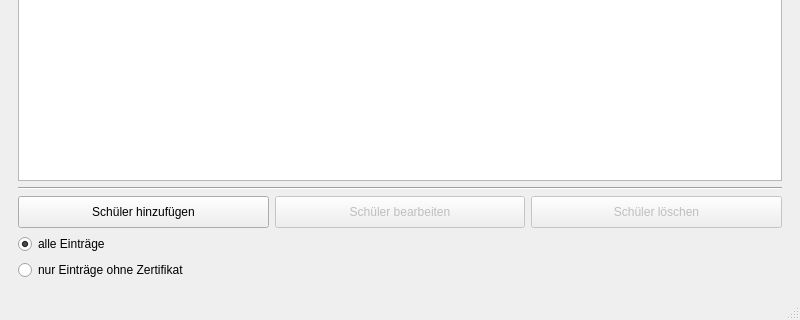
Old version of the form mainwindow.ui in the repository MCG-Dallgow/MINT-Manager; both pictures show x 0 to 800 and y 280 to 600 of the 800 by 600 pixel window.
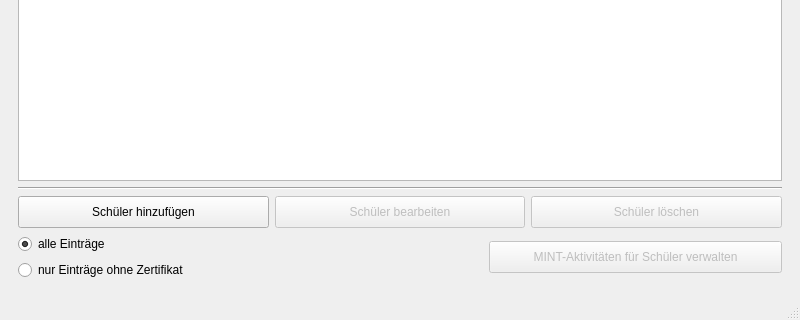
New version of the form.

Commit message: Add dialog to manage MINT activities of student

```diff
--- a/mainwindow.ui
+++ b/mainwindow.ui
@@ -17,12 +17,6 @@
    <layout class="QVBoxLayout" name="verticalLayout">
     <item>
      <widget class="QTabWidget" name="tabWidget">
-      <property name="autoFillBackground">
-       <bool>false</bool>
-      </property>
-      <property name="tabShape">
-       <enum>QTabWidget::Rounded</enum>
-      </property>
       <property name="currentIndex">
        <number>1</number>
       </property>
@@ -172,6 +166,8 @@
          </layout>
         </item>
         <item>
+         <layout class="QHBoxLayout" name="horizontalLayout_3">
+          <item>
          <layout class="QVBoxLayout" name="verticalLayout_2">
           <item>
            <widget class="QRadioButton" name="rbAllEntries">
@@ -190,6 +186,55 @@
            <widget class="QRadioButton" name="rbOnlyWithoutCert">
             <property name="text">
              <string>nur Einträge ohne Zertifikat</string>
+              </property>
+             </widget>
+            </item>
+           </layout>
+          </item>
+          <item>
+           <spacer name="horizontalSpacer_2">
+            <property name="orientation">
+             <enum>Qt::Horizontal</enum>
+            </property>
+            <property name="sizeHint" stdset="0">
+             <size>
+              <width>0</width>
+              <height>0</height>
+             </size>
+            </property>
+           </spacer>
+          </item>
+          <item>
+           <widget class="QPushButton" name="btnManageActivities">
+            <property name="enabled">
+             <bool>false</bool>
+            </property>
+            <property name="sizePolicy">
+             <sizepolicy hsizetype="Expanding" vsizetype="Fixed">
+              <horstretch>0</horstretch>
+              <verstretch>0</verstretch>
+             </sizepolicy>
+            </property>
+            <property name="minimumSize">
+             <size>
+              <width>0</width>
+              <height>32</height>
+             </size>
+            </property>
+            <property name="sizeIncrement">
+             <size>
+              <width>0</width>
+              <height>0</height>
+             </size>
+            </property>
+            <property name="baseSize">
+             <size>
+              <width>0</width>
+              <height>0</height>
+             </size>
+            </property>
+            <property name="text">
+             <string>MINT-Aktivitäten für Schüler verwalten</string>
             </property>
            </widget>
           </item>
```
Lines whose indentation alone changed are shown as unchanged. The commit also changes 6 other files.
